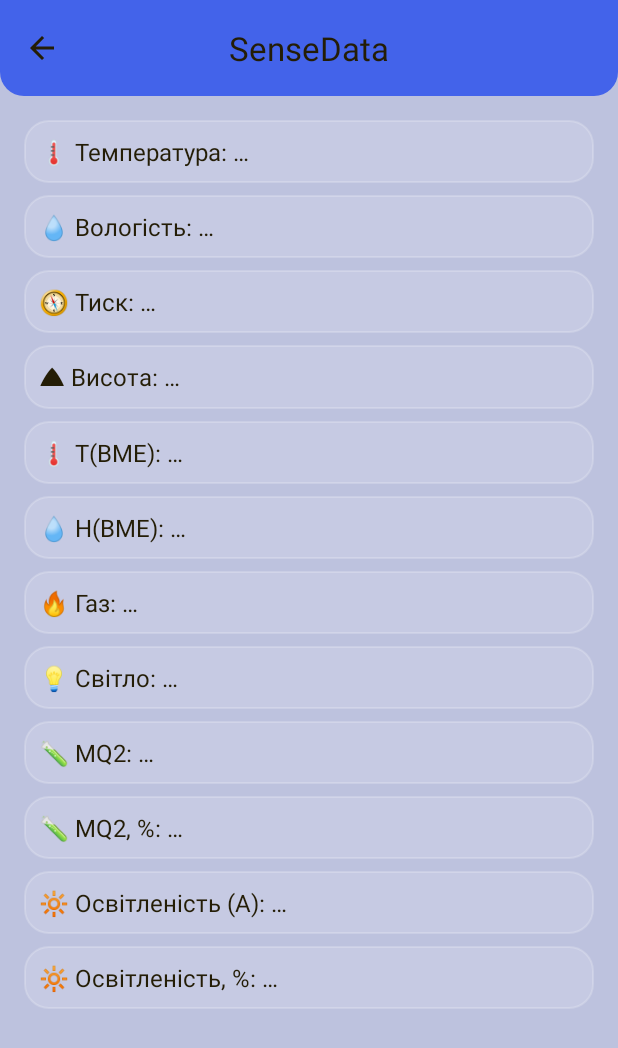
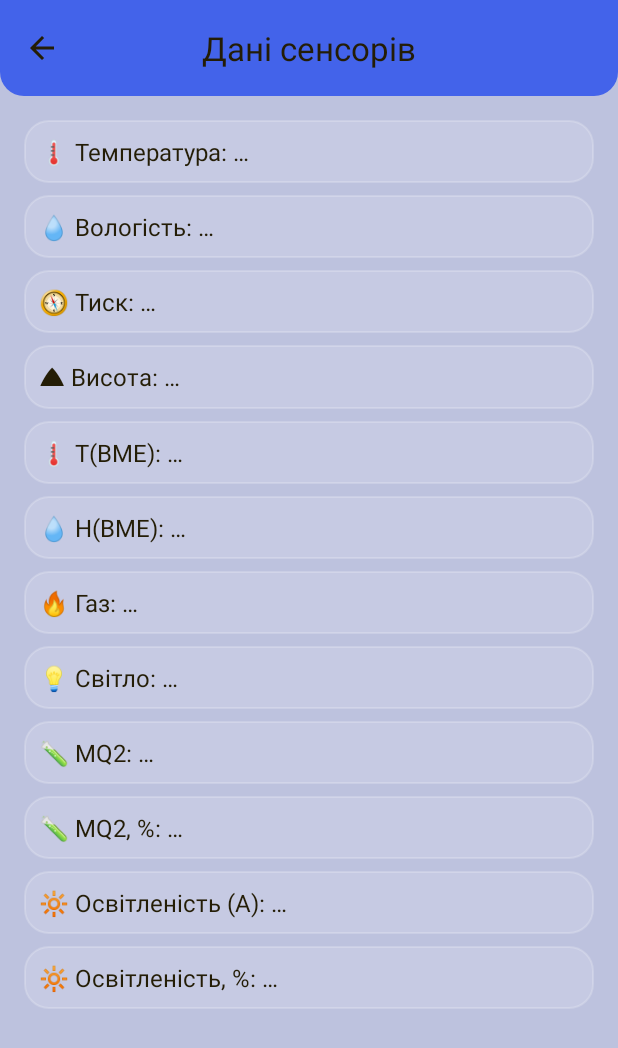
Before and after one commit to MishaPower228/SenseData, an Android app: the SensorDataActivity screen opened directly, with no data from a screen before it, on a phone screen of 412 x 824 dp. Shown: the top 1048 px of the screen. Run offline under Robolectric (Android 15) with nearby library versions, the phone set to English and light mode, and no system bars.

Commit message:
перемога

```diff
--- a/app/src/main/java/com/example/sensedata/SensorDataActivity.java
+++ b/app/src/main/java/com/example/sensedata/SensorDataActivity.java
@@ -1,52 +1,54 @@
 package com.example.sensedata;
 
-import android.content.Intent;
-import android.graphics.drawable.Drawable;
 import android.os.Bundle;
-import android.view.LayoutInflater;
 import android.view.MenuItem;
-import android.view.View;
-import android.widget.LinearLayout;
 import android.widget.ProgressBar;
 import android.widget.TextView;
 import android.widget.Toast;
 
 import androidx.annotation.Nullable;
-import androidx.appcompat.app.AppCompatActivity;
-import androidx.appcompat.content.res.AppCompatResources;
-import androidx.appcompat.widget.Toolbar;
-import androidx.core.content.ContextCompat;
-import androidx.core.view.ViewCompat;
-import androidx.core.view.WindowInsetsCompat;
 
 import com.example.sensedata.model.SensorDataDTO;
 import com.example.sensedata.network.ApiClientMain;
 import com.example.sensedata.network.SensorDataApiService;
-import com.google.android.material.snackbar.Snackbar;
+import com.google.android.material.appbar.MaterialToolbar;
 
-import java.util.ArrayList;
-import java.util.List;
 import java.util.Locale;
-import java.util.Objects;
+
+import android.os.Handler;
+import android.os.Looper;
 
 import retrofit2.Call;
 import retrofit2.Callback;
 import retrofit2.Response;
 
-public class SensorDataActivity extends AppCompatActivity {
+public class SensorDataActivity extends ImmersiveActivity {
 
     public static final String EXTRA_CHIP_ID   = "extra_chip_id";
     public static final String EXTRA_ROOM_NAME = "extra_room_name";
+
+    private static final long REFRESH_INTERVAL_MS = 5 * 60 * 1000L; // 5 хв
 
     private String chipId;
     private String roomName;
 
     private ProgressBar progress;
+    private MaterialToolbar tb;
 
-    // посилання на TextView
+    // TextView
     private TextView tvTemp, tvHumi, tvPressure, tvAltitude,
             tvTempBme, tvHumiBme, tvGas, tvLight,
             tvMq2, tvMq2P, tvLightA, tvLightAP;
+
+    // автооновлення
+    private final Handler handler = new Handler(Looper.getMainLooper());
+    private final Runnable refreshRunnable = new Runnable() {
+        @Override public void run() {
+            loadLatest(false); // автооновлення — без прогрес-спінера
+            handler.postDelayed(this, REFRESH_INTERVAL_MS);
+        }
+    };
+    private volatile boolean isLoading = false;
 
     @Override
     protected void onCreate(@Nullable Bundle savedInstanceState) {
@@ -56,24 +58,11 @@ public class SensorDataActivity extends AppCompatActivity {
         chipId   = getIntent().getStringExtra(EXTRA_CHIP_ID);
         roomName = getIntent().getStringExtra(EXTRA_ROOM_NAME);
 
-        // --- MaterialToolbar (центрований тайтл, стрілка назад) ---
-        com.google.android.material.appbar.MaterialToolbar tb = findViewById(R.id.toolbar);
-        // setSupportActionBar не обов’язковий, але можна лишити — якщо треба меню
-        setSupportActionBar(tb);
-
+        // --- Toolbar ---
+        tb = findViewById(R.id.toolbar);
         tb.setNavigationOnClickListener(v -> getOnBackPressedDispatcher().onBackPressed());
-
-        // заголовок
-        String title = (roomName == null || roomName.isEmpty()) ? "Дані сенсорів" : roomName;
-        tb.setTitle(title + " (" + chipId + ")");
-
-        // edge-to-edge інсети зверху (якщо треба)
-        androidx.core.view.ViewCompat.setOnApplyWindowInsetsListener(tb, (v, insets) -> {
-            int top = insets.getInsets(androidx.core.view.WindowInsetsCompat.Type.statusBars()).top;
-            v.setPadding(v.getPaddingLeft(), top, v.getPaddingRight(), v.getPaddingBottom());
-            return insets;
-        });
-        // --- /MaterialToolbar ---
+        tb.setTitle(makeTitle(roomName, chipId));
+        // --- /Toolbar ---
 
         progress = findViewById(R.id.progress);
 
@@ -91,11 +80,32 @@ public class SensorDataActivity extends AppCompatActivity {
         tvLightA   = findViewById(R.id.tvLightA);
         tvLightAP  = findViewById(R.id.tvLightAP);
 
-        loadLatest();
+        // перше завантаження — з індикатором
+        loadLatest(true);
     }
 
-    private void loadLatest() {
-        progress.setVisibility(View.VISIBLE);
+    @Override
+    protected void onStart() {
+        super.onStart();
+        // запускаємо автооновлення через 5 хв (щоб не дублювати одразу після onCreate)
+        handler.removeCallbacks(refreshRunnable);
+        handler.postDelayed(refreshRunnable, REFRESH_INTERVAL_MS);
+    }
+
+    @Override
+    protected void onStop() {
+        super.onStop();
+        // зупиняємо таймер, щойно екран зникає
+        handler.removeCallbacks(refreshRunnable);
+    }
+
+    private void loadLatest() { loadLatest(true); }
+
+    private void loadLatest(boolean showProgress) {
+        if (isLoading) return;
+        isLoading = true;
+
+        if (showProgress) progress.setVisibility(android.view.View.VISIBLE);
 
         SensorDataApiService api = ApiClientMain
                 .getClient(getApplicationContext())
@@ -103,22 +113,25 @@ public class SensorDataActivity extends AppCompatActivity {
 
         api.getLatest(chipId).enqueue(new Callback<SensorDataDTO>() {
             @Override public void onResponse(Call<SensorDataDTO> call, Response<SensorDataDTO> resp) {
-                progress.setVisibility(View.GONE);
+                isLoading = false;
+                progress.setVisibility(android.view.View.GONE);
+
                 if (!resp.isSuccessful() || resp.body() == null) {
-                    Toast.makeText(SensorDataActivity.this, "Немає даних", Toast.LENGTH_SHORT).show();
+                    // не шумимо тостом при автооновленні — лише при першому виклику
+                    if (showProgress) {
+                        Toast.makeText(SensorDataActivity.this, "Немає даних", Toast.LENGTH_SHORT).show();
+                    }
                     return;
                 }
                 SensorDataDTO d = resp.body();
 
-                // якщо бек повернув roomName — оновимо заголовок
-                if ((roomName == null || roomName.isEmpty()) && d.roomName != null) {
+                // оновлюємо заголовок, якщо з бекенда приїхав roomName
+                if ((roomName == null || roomName.isEmpty()) && d.roomName != null && !d.roomName.isEmpty()) {
                     roomName = d.roomName;
-                    if (getSupportActionBar() != null) {
-                        getSupportActionBar().setTitle(roomName + " (" + chipId + ")");
-                    }
                 }
+                tb.setTitle(makeTitle(roomName, chipId));
 
-                // підставляємо значення (акуратно з null)
+                // підставляємо значення
                 tvTemp.setText("🌡 Температура: " + f(d.temperatureDht, "°C"));
                 tvHumi.setText("💧 Вологість: " + f(d.humidityDht, "%"));
 
@@ -139,23 +152,27 @@ public class SensorDataActivity extends AppCompatActivity {
             }
 
             @Override public void onFailure(Call<SensorDataDTO> call, Throwable t) {
-                progress.setVisibility(View.GONE);
-                Toast.makeText(SensorDataActivity.this, "Помилка завантаження", Toast.LENGTH_SHORT).show();
+                isLoading = false;
+                progress.setVisibility(android.view.View.GONE);
+                if (showProgress) {
+                    Toast.makeText(SensorDataActivity.this, "Помилка завантаження", Toast.LENGTH_SHORT).show();
+                }
             }
         });
+    }
+
+    private String makeTitle(String roomName, String chipId) {
+        String rn = (roomName == null || roomName.isEmpty()) ? "Дані сенсорів" : roomName;
+        return rn + (chipId == null || chipId.isEmpty() ? "" : " (" + chipId + ")");
     }
 
     private String f(Float v, String unit) {
         return v == null ? "—" : String.format(Locale.getDefault(), "%.1f %s", v, unit);
     }
-    private String i(Integer v) {
-        return v == null ? "—" : String.valueOf(v);
-    }
-    private String b(Boolean v) {
-        if (v == null) return "—";
-        return v ? "Так" : "Ні"; // або "ON/OFF"
-    }
+    private String i(Integer v) { return v == null ? "—" : String.valueOf(v); }
+    private String b(Boolean v) { return v == null ? "—" : (v ? "Так" : "Ні"); }
 
+    // (не обов’язково, але якщо лишаєш підтримку home через меню)
     @Override
     public boolean onOptionsItemSelected(MenuItem item) {
         if (item.getItemId() == android.R.id.home) { finish(); return true; }
--- a/app/src/main/java/com/example/sensedata/network/SensorDataApiService.java
+++ b/app/src/main/java/com/example/sensedata/network/SensorDataApiService.java
@@ -8,7 +8,7 @@ import retrofit2.http.Path;
 import retrofit2.http.Query;
 
 public interface SensorDataApiService {
-    @GET("api/sensordata/{chipId}/history")
+    @GET("sensordata/{chipId}/history")
     Call<List<SensorDataDTO>> getHistory(
             @Path("chipId") String chipId,
             @Query("take") Integer take,
@@ -16,6 +16,6 @@ public interface SensorDataApiService {
             @Query("to")   String toIso
     );
 
-    @GET("api/sensordata/{chipId}/latest")
+    @GET("sensordata/{chipId}/latest")
     Call<SensorDataDTO> getLatest(@Path("chipId") String chipId);
 }
--- a/app/src/main/res/layout/activity_main.xml
+++ b/app/src/main/res/layout/activity_main.xml
@@ -13,10 +13,8 @@
     <androidx.appcompat.widget.Toolbar
         android:id="@+id/custom_toolbar"
         android:layout_width="0dp"
-        android:layout_height="80dp"
+        android:layout_height="?attr/actionBarSize"
         android:background="@drawable/rounded_toolbar"
-        android:elevation="4dp"
-        android:paddingTop="35dp"
         app:layout_constraintStart_toStartOf="parent"
         app:layout_constraintEnd_toEndOf="parent"
         app:layout_constraintTop_toTopOf="parent">
```
